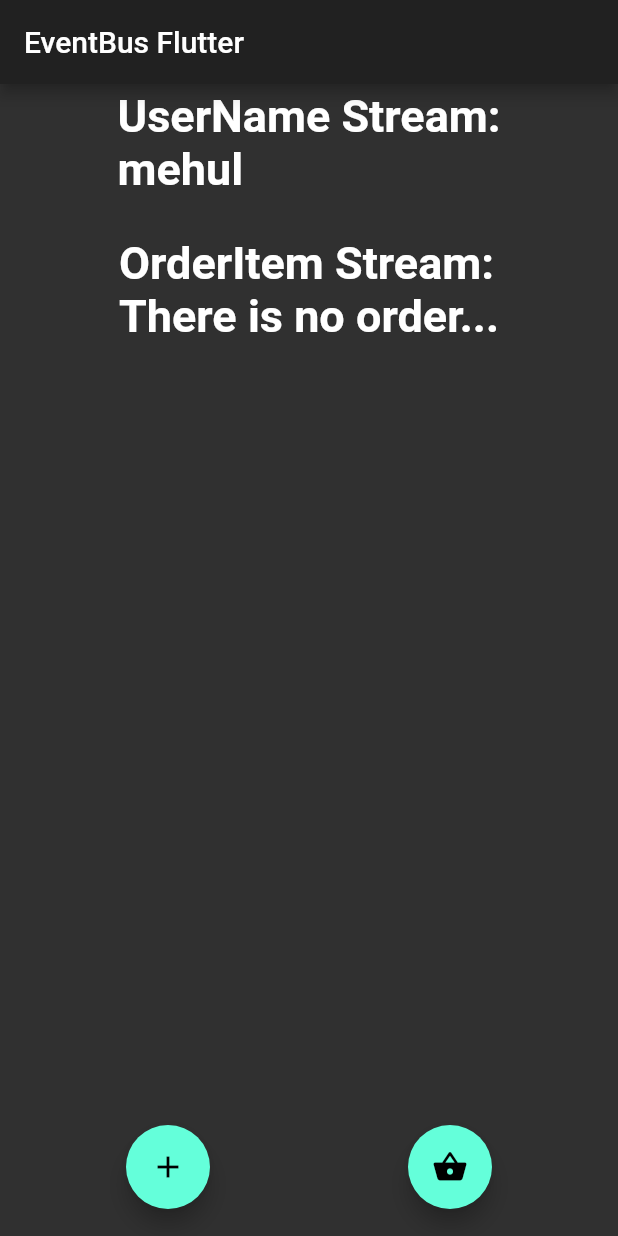
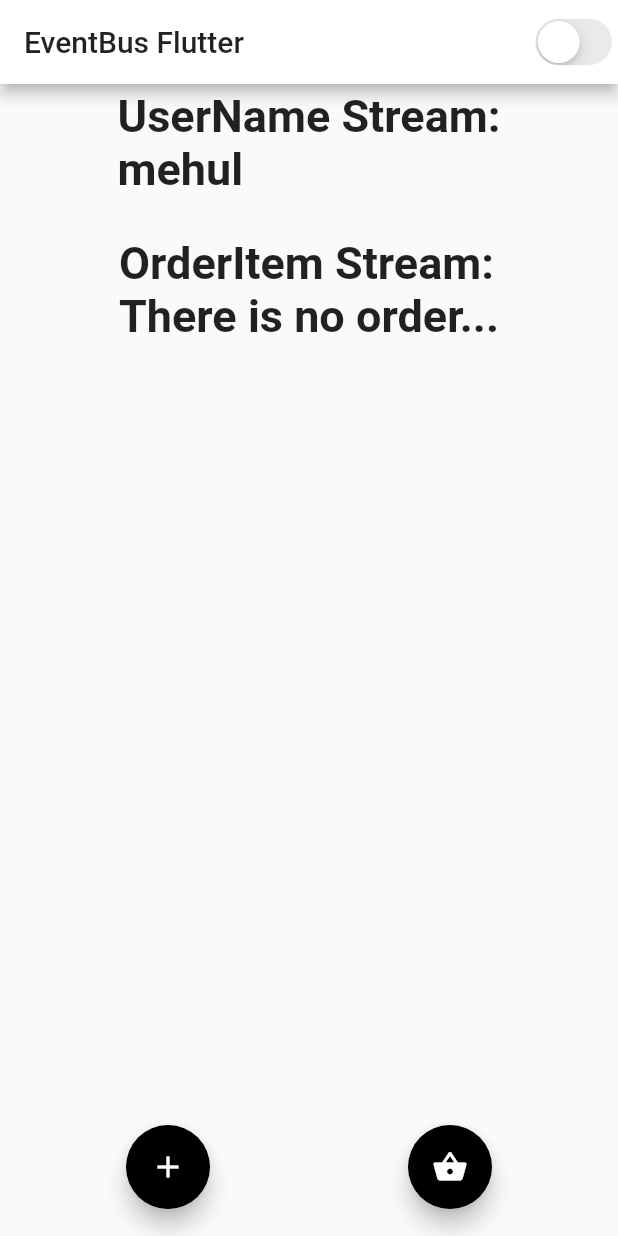
Before and after one commit to darshakpranpariya/flutter_topics, a Flutter app: the screen it shows after launch, after a tap on the "add" icon, on a phone screen of 412 x 824 dp. Run offline on Flutter 3.47's test engine with Material 2 defaults, Android fonts, the phone set to English and light mode, and no system bars; our stand-ins replace event_bus, rxdart.

Commit message:
my commit

```diff
--- a/lib/main.dart
+++ b/lib/main.dart
@@ -1,22 +1,28 @@
+
 import 'dart:math';
 import 'package:event_bus/event_bus.dart';
+import 'package:eventbus_implimentation/theme_data.dart';
+import 'package:eventbus_implimentation/theme_notifire.dart';
+import 'package:flutter/cupertino.dart';
 import 'package:flutter/material.dart';
 import 'package:rxdart/rxdart.dart';
+import 'package:provider/provider.dart';
 
 void main() {
-  runApp(MyApp());
+  runApp(
+    ChangeNotifierProvider(
+        create: (context) => ThemeNotifire(lightTheme), child: MyApp()),
+  );
 }
 
 class MyApp extends StatelessWidget {
   @override
   Widget build(BuildContext context) {
+    final themeData = Provider.of<ThemeNotifire>(context);
     return MaterialApp(
+      debugShowCheckedModeBanner: false,
       title: 'Flutter EventBus Demo',
-      theme: ThemeData(
-        primarySwatch: Colors.blue,
-        visualDensity: VisualDensity.adaptivePlatformDensity,
-        brightness: Brightness.dark,
-      ),
+      theme: themeData.getTheme(),
       home: MyHomePage(title: 'EventBus Flutter'),
     );
   }
@@ -32,10 +38,8 @@ class MyHomePage extends StatefulWidget {
 }
 
 class _MyHomePageState extends State<MyHomePage> {
-  @override
-  void dispose() {
-    subject.close();
-  }
+
+
   //One event bus can handle all types of different different event...
   //this is default way to make instance of eventbus...
   // EventBus eventBus = EventBus();
@@ -43,7 +47,8 @@ class _MyHomePageState extends State<MyHomePage> {
   //This is custome type to make instance of eventbus...
   EventBus eventBus = EventBus.customController(ReplaySubject());
 
-  final subject = ReplaySubject<UserLoggedInEvent>();
+  bool val = false;
+  // final subject = ReplaySubject<UserLoggedInEvent>();
 
   void _addUser() {
     List<String> _name = [
@@ -78,9 +83,26 @@ class _MyHomePageState extends State<MyHomePage> {
 
   @override
   Widget build(BuildContext context) {
+    var notIns = Provider.of<ThemeNotifire>(context);
     return Scaffold(
       appBar: AppBar(
         title: Text(widget.title),
+        actions: [
+          CupertinoSwitch(
+              value: val,
+              onChanged: (value) {
+                setState(() {
+                  val = value;
+                  if(val==true){
+                    notIns.setTheme(darkTheme);
+                  }
+                  else{
+                    notIns.setTheme(lightTheme);
+                  }
+                });
+              },
+            ),
+        ],
       ),
       body: Center(
         child: Column(
@@ -118,8 +140,7 @@ class _MyHomePageState extends State<MyHomePage> {
                   focusColor: Colors.teal,
                   title: Center(
                       child: Text(
-                    "UserName Stream:\n"+
-                    snapshot.data.user.n.toString(),
+                    "UserName Stream:\n" + snapshot.data.user.n.toString(),
                     style:
                         TextStyle(fontSize: 30.0, fontWeight: FontWeight.bold),
                   )),
@@ -138,8 +159,8 @@ class _MyHomePageState extends State<MyHomePage> {
                   focusColor: Colors.teal,
                   title: Center(
                       child: Text(
-                    "OrderItem Stream:\n"+
-                    snapshot.data.order.thingsName.toString(),
+                    "OrderItem Stream:\n" +
+                        snapshot.data.order.thingsName.toString(),
                     style:
                         TextStyle(fontSize: 30.0, fontWeight: FontWeight.bold),
                   )),
--- /dev/null
+++ b/lib/theme_data.dart
@@ -0,0 +1,21 @@
+import 'package:flutter/material.dart';
+
+final darkTheme = ThemeData(
+  primarySwatch: Colors.grey,
+  primaryColor: Colors.black,
+  brightness: Brightness.dark,
+  backgroundColor: const Color(0xFF212121),
+  accentColor: Colors.white,
+  accentIconTheme: IconThemeData(color: Colors.black),
+  dividerColor: Colors.black12,
+);
+
+final lightTheme = ThemeData(
+  primarySwatch: Colors.grey,
+  primaryColor: Colors.white,
+  brightness: Brightness.light,
+  backgroundColor: const Color(0xFFE5E5E5),
+  accentColor: Colors.black,
+  accentIconTheme: IconThemeData(color: Colors.white),
+  dividerColor: Colors.white54,
+);
--- /dev/null
+++ b/lib/theme_notifire.dart
@@ -0,0 +1,16 @@
+import 'package:flutter/material.dart';
+
+class ThemeNotifire extends ChangeNotifier{
+  ThemeData _themeData;
+
+  ThemeNotifire(this._themeData);
+
+  getTheme(){
+    return _themeData;
+  }
+
+  setTheme(ThemeData td){
+    _themeData = td;
+    notifyListeners();
+  }
+}
--- a/pubspec.yaml
+++ b/pubspec.yaml
@@ -25,6 +25,7 @@ dependencies:
     sdk: flutter
   event_bus: ^1.1.1
   rxdart: ^0.24.1
+  provider:
 
 
   # The following adds the Cupertino Icons font to your application.
```
Also changed, not shown: pubspec.lock.
